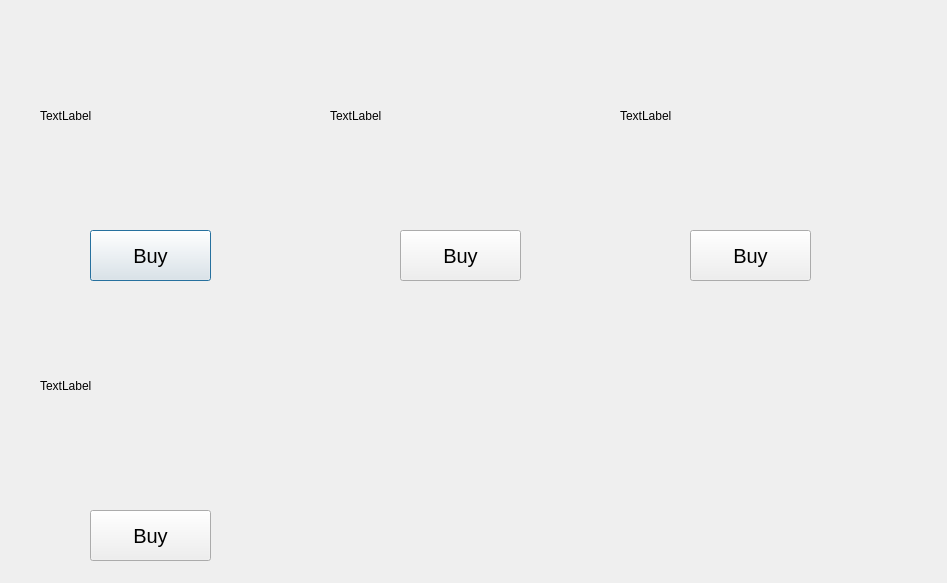
First picture: the form in shop.ui, repository Saif-Hashish/TowerDefenseGame, before the edit.
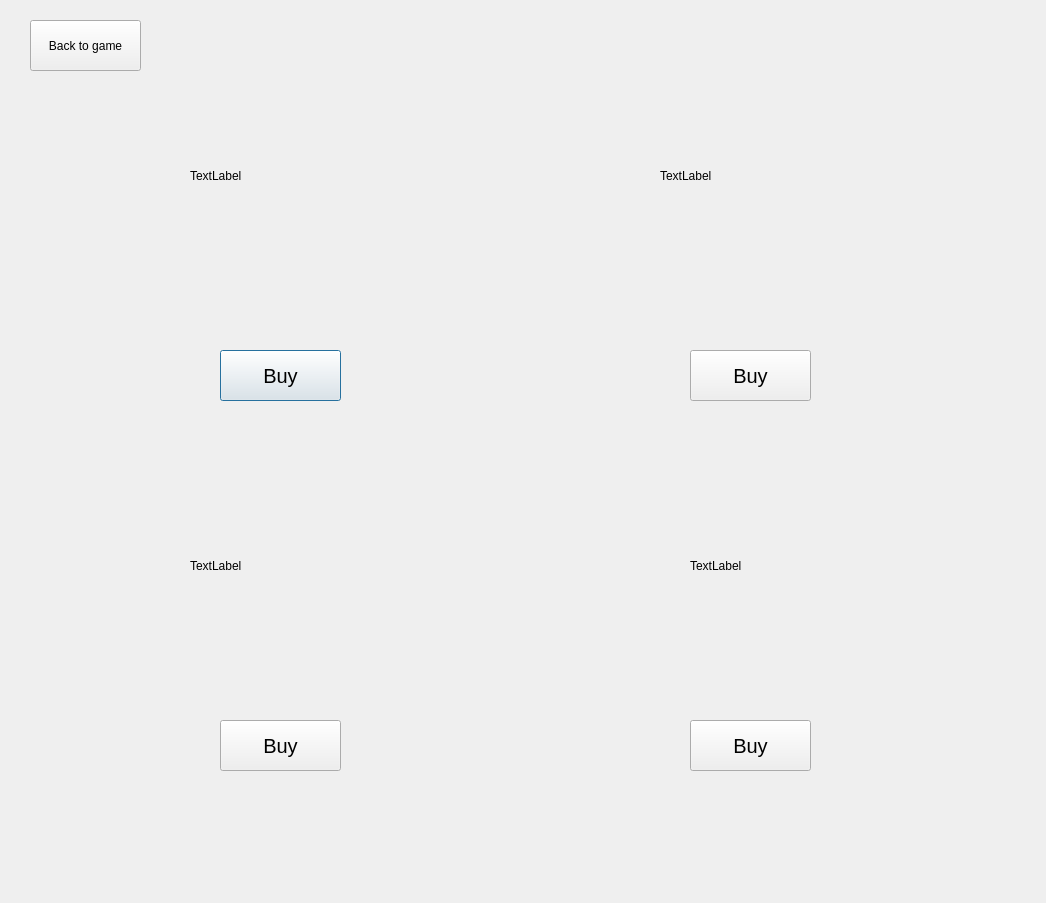
Second picture: the form after the edit.

What changed in the file:
```diff
--- a/shop.ui
+++ b/shop.ui
@@ -6,8 +6,8 @@
    <rect>
     <x>0</x>
     <y>0</y>
-    <width>947</width>
-    <height>583</height>
+    <width>1046</width>
+    <height>903</height>
    </rect>
   </property>
   <property name="windowTitle">
@@ -16,8 +16,8 @@
   <widget class="QPushButton" name="pushButton">
    <property name="geometry">
     <rect>
-     <x>90</x>
-     <y>230</y>
+     <x>220</x>
+     <y>350</y>
      <width>121</width>
      <height>51</height>
     </rect>
@@ -34,8 +34,8 @@
   <widget class="QLabel" name="label">
    <property name="geometry">
     <rect>
-     <x>40</x>
-     <y>20</y>
+     <x>190</x>
+     <y>80</y>
      <width>261</width>
      <height>191</height>
     </rect>
@@ -47,8 +47,8 @@
   <widget class="QLabel" name="label_2">
    <property name="geometry">
     <rect>
-     <x>330</x>
-     <y>20</y>
+     <x>660</x>
+     <y>80</y>
      <width>261</width>
      <height>191</height>
     </rect>
@@ -60,8 +60,8 @@
   <widget class="QLabel" name="label_3">
    <property name="geometry">
     <rect>
-     <x>620</x>
-     <y>20</y>
+     <x>690</x>
+     <y>470</y>
      <width>261</width>
      <height>191</height>
     </rect>
@@ -73,8 +73,8 @@
   <widget class="QLabel" name="label_4">
    <property name="geometry">
     <rect>
-     <x>40</x>
-     <y>290</y>
+     <x>190</x>
+     <y>470</y>
      <width>261</width>
      <height>191</height>
     </rect>
@@ -86,8 +86,8 @@
   <widget class="QPushButton" name="pushButton_2">
    <property name="geometry">
     <rect>
-     <x>400</x>
-     <y>230</y>
+     <x>690</x>
+     <y>350</y>
      <width>121</width>
      <height>51</height>
     </rect>
@@ -105,7 +105,7 @@
    <property name="geometry">
     <rect>
      <x>690</x>
-     <y>230</y>
+     <y>720</y>
      <width>121</width>
      <height>51</height>
     </rect>
@@ -122,8 +122,8 @@
   <widget class="QPushButton" name="pushButton_4">
    <property name="geometry">
     <rect>
-     <x>90</x>
-     <y>510</y>
+     <x>220</x>
+     <y>720</y>
      <width>121</width>
      <height>51</height>
     </rect>
@@ -137,6 +137,19 @@
     <string>Buy</string>
    </property>
   </widget>
+  <widget class="QPushButton" name="back">
+   <property name="geometry">
+    <rect>
+     <x>30</x>
+     <y>20</y>
+     <width>111</width>
+     <height>51</height>
+    </rect>
+   </property>
+   <property name="text">
+    <string>Back to game</string>
+   </property>
+  </widget>
  </widget>
  <resources/>
  <connections/>
```
Left out of the diff: 16 changed lines with no effect on the pictures.
